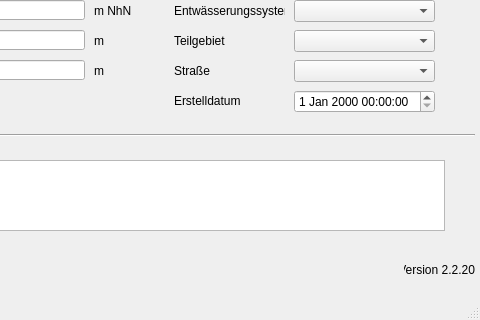
This is qkan/database/templates/speicher.ui in hoettges/QKan as Qt 5 draws it before an edit; both pictures show x 156 to 636 and y 100 to 420 of the 636 by 420 pixel window. The edited form follows.
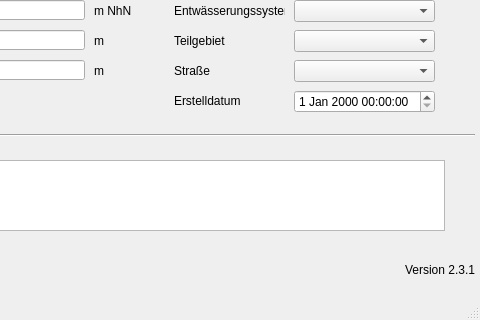
This is the edited form. Custom widgets are drawn as their Qt base class.

Patch:
```diff
--- a/qkan/database/templates/speicher.ui
+++ b/qkan/database/templates/speicher.ui
@@ -361,7 +361,7 @@
      <string>Version QKan Import</string>
     </property>
     <property name="text">
-     <string>Version 2.2.20</string>
+     <string>Version 2.3.1</string>
     </property>
     <property name="alignment">
      <set>Qt::AlignRight|Qt::AlignTrailing|Qt::AlignVCenter</set>
```
